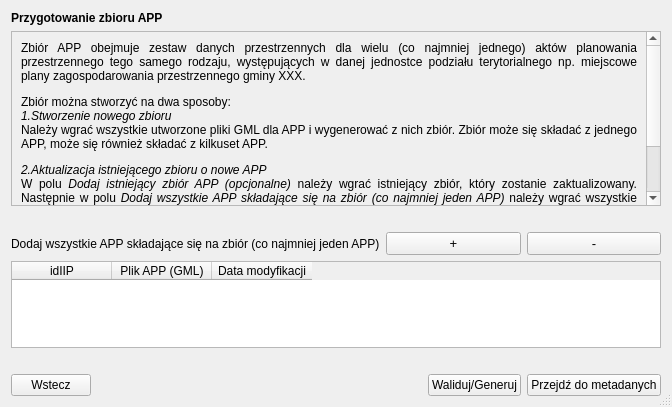
Above: modules/app/views/ui/zbior_przygotowanie_dialog_base.ui from envirosolutionspl/wtyczka_qgis_app before the change. Below: the same form after it.
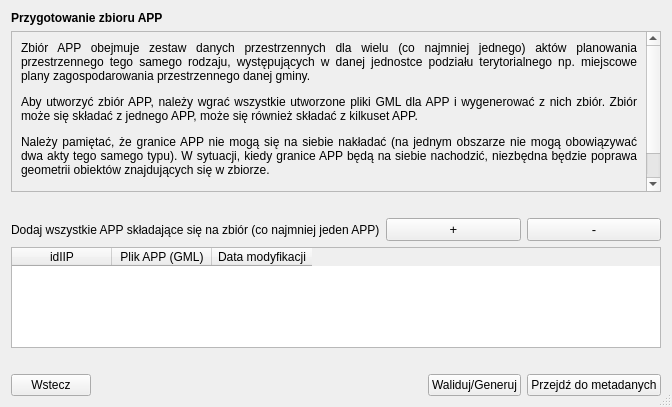
That is the form after the change.

```diff
--- a/modules/app/views/ui/zbior_przygotowanie_dialog_base.ui
+++ b/modules/app/views/ui/zbior_przygotowanie_dialog_base.ui
@@ -48,8 +48,8 @@
          <rect>
           <x>0</x>
           <y>0</y>
-          <width>625</width>
-          <height>282</height>
+          <width>633</width>
+          <height>236</height>
          </rect>
         </property>
         <layout class="QGridLayout" name="gridLayout">
@@ -67,7 +67,7 @@
             </font>
            </property>
            <property name="text">
-            <string>&lt;html&gt;&lt;head/&gt;&lt;body&gt;&lt;p&gt;&lt;a name=&quot;_Hlk44677223&quot;/&gt;Zbiór APP obejmuje zestaw danych przestrzennych dla wielu (co najmniej jednego) aktów planowania przestrzennego tego samego rodzaju, występujących w danej jednostce podziału terytorialnego np. miejscowe plany zagospodarowania przestrzennego gminy XXX. &lt;/p&gt;&lt;p&gt;Zbiór można stworzyć na dwa sposoby: &lt;br/&gt;&lt;span style=&quot; font-style:italic;&quot;&gt;1.&lt;/span&gt;&lt;span style=&quot; font-family:'Times New Roman'; font-size:7pt;&quot;/&gt;&lt;span style=&quot; font-style:italic;&quot;&gt;Stworzenie nowego zbioru&lt;/span&gt;&lt;br/&gt;Należy wgrać wszystkie utworzone pliki GML dla APP i wygenerować z nich zbiór. Zbiór może się składać z jednego APP, może się również składać z kilkuset APP. &lt;/p&gt;&lt;p&gt;&lt;span style=&quot; font-style:italic;&quot;&gt;2.&lt;/span&gt;&lt;span style=&quot; font-family:'Times New Roman'; font-size:7pt;&quot;/&gt;&lt;span style=&quot; font-style:italic;&quot;&gt;Aktualizacja istniejącego zbioru o nowe APP&lt;/span&gt;&lt;br/&gt;W polu &lt;span style=&quot; font-style:italic;&quot;&gt;Dodaj istniejący zbiór APP (opcjonalne) &lt;/span&gt;należy wgrać istniejący zbiór, który zostanie zaktualizowany. Następnie w polu &lt;span style=&quot; font-style:italic;&quot;&gt;Dodaj wszystkie APP składające się na zbiór (co najmniej jeden APP)&lt;/span&gt; należy wgrać wszystkie APP, które będą dołączone do już istniejącego zbioru. &lt;/p&gt;&lt;p&gt;Należy pamiętać, że granice APP nie mogą się pokrywać (na jednym obszarze nie mogą obowiązywać dwa akty tego samego typu). W sytuacji, kiedy granice APP będą na siebie nachodzić, niezbędna będzie poprawa geometrii obiektów znajdujących się w zbiorze. &lt;/p&gt;&lt;/body&gt;&lt;/html&gt;</string>
+            <string>&lt;html&gt;&lt;head/&gt;&lt;body&gt;&lt;p&gt;Zbiór APP obejmuje zestaw danych przestrzennych dla wielu (co najmniej jednego) aktów planowania przestrzennego tego samego rodzaju, występujących w danej jednostce podziału terytorialnego np. miejscowe plany zagospodarowania przestrzennego danej gminy. &lt;/p&gt;&lt;p&gt;Aby utworzyć zbiór APP, należy wgrać wszystkie utworzone pliki GML dla APP i wygenerować z nich zbiór. Zbiór może się składać z jednego APP, może się również składać z kilkuset APP. &lt;/p&gt;&lt;p&gt;Należy pamiętać, że granice APP nie mogą się na siebie nakładać (na jednym obszarze nie mogą obowiązywać dwa akty tego samego typu). W sytuacji, kiedy granice APP będą na siebie nachodzić, niezbędna będzie poprawa geometrii obiektów znajdujących się w zbiorze. &lt;/p&gt;&lt;p&gt;Aby wygenerować plik GML dla zbioru należy wybrać przycisk &lt;span style=&quot; text-decoration: underline;&quot;&gt;Waliduj/Generuj&lt;/span&gt;. Następnie należy przejść do kolejnego okna wybierając przycisk &lt;span style=&quot; text-decoration: underline;&quot;&gt;Przejdź do metadanych&lt;/span&gt;. &lt;/p&gt;&lt;/body&gt;&lt;/html&gt;</string>
            </property>
            <property name="textFormat">
             <enum>Qt::AutoText</enum>
```
